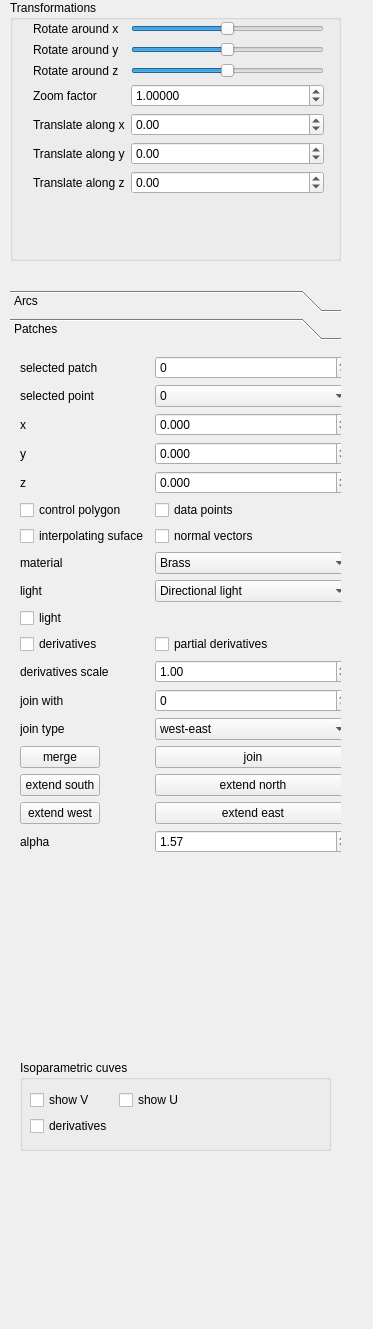
Before: the Qt Designer form QtFramework/GUI/SideWidget.ui in ViktorGyorgy/grafika_projekt, drawn with Qt 5.
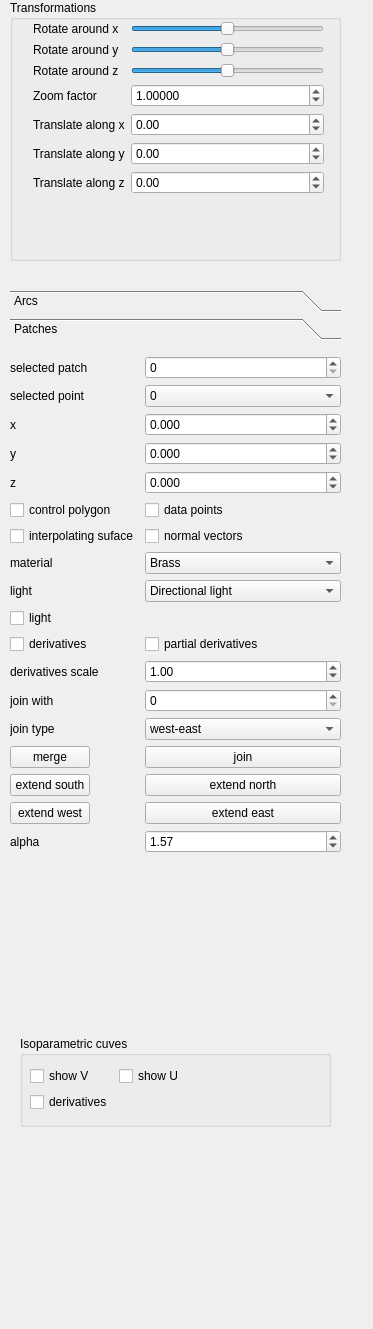
After: the same form once the commit is applied. The open tabs and pages were chosen to show the change.

```diff
--- a/QtFramework/GUI/SideWidget.ui
+++ b/QtFramework/GUI/SideWidget.ui
@@ -229,14 +229,14 @@
      <x>10</x>
      <y>290</y>
      <width>331</width>
-     <height>761</height>
+     <height>851</height>
     </rect>
    </property>
    <property name="inputMethodHints">
     <set>Qt::ImhNone</set>
    </property>
    <property name="currentIndex">
-    <number>1</number>
+    <number>0</number>
    </property>
    <widget class="QWidget" name="page">
     <property name="geometry">
@@ -244,7 +244,7 @@
       <x>0</x>
       <y>0</y>
       <width>331</width>
-      <height>691</height>
+      <height>791</height>
      </rect>
     </property>
     <attribute name="label">
@@ -518,7 +518,7 @@
       <x>0</x>
       <y>0</y>
       <width>331</width>
-      <height>691</height>
+      <height>791</height>
      </rect>
     </property>
     <attribute name="label">
@@ -527,7 +527,7 @@
     <widget class="QWidget" name="formLayoutWidget_2">
      <property name="geometry">
       <rect>
-       <x>10</x>
+       <x>0</x>
        <y>10</y>
        <width>331</width>
        <height>675</height>
@@ -947,13 +947,11 @@
       </item>
      </layout>
     </widget>
-   </widget>
-  </widget>
   <widget class="QGroupBox" name="groupBox_2">
    <property name="geometry">
     <rect>
-     <x>20</x>
-     <y>1060</y>
+       <x>10</x>
+       <y>690</y>
      <width>311</width>
      <height>91</height>
     </rect>
@@ -993,6 +991,8 @@
       </widget>
      </item>
     </layout>
+     </widget>
+    </widget>
    </widget>
   </widget>
  </widget>
```
Lines whose indentation alone changed are shown as unchanged.
